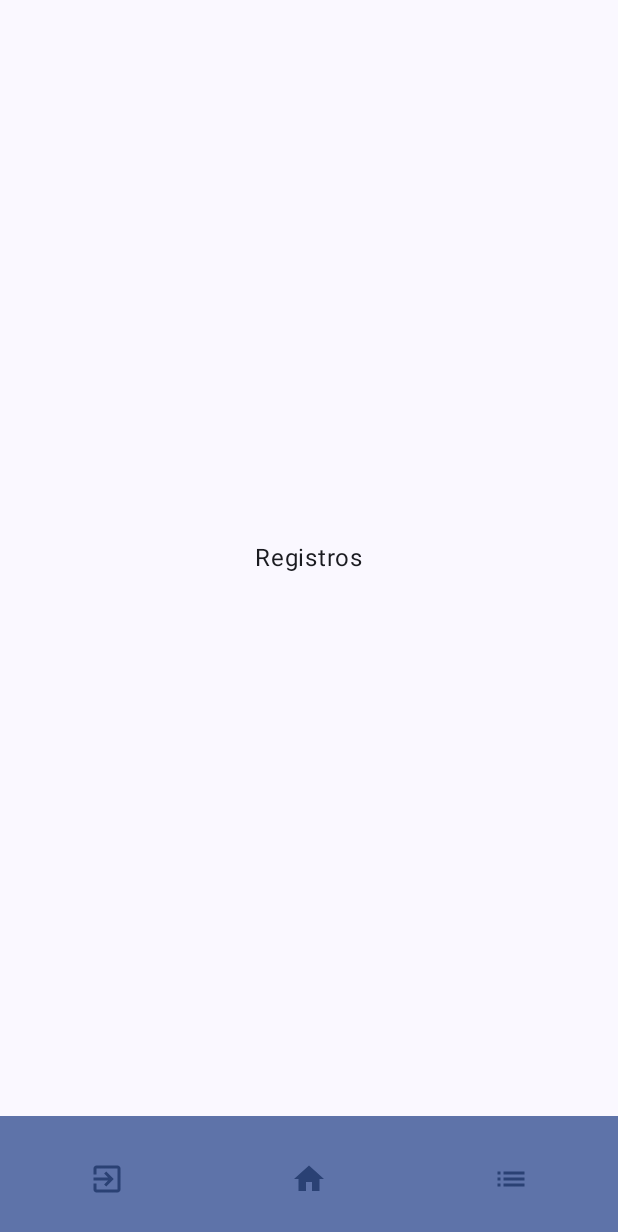
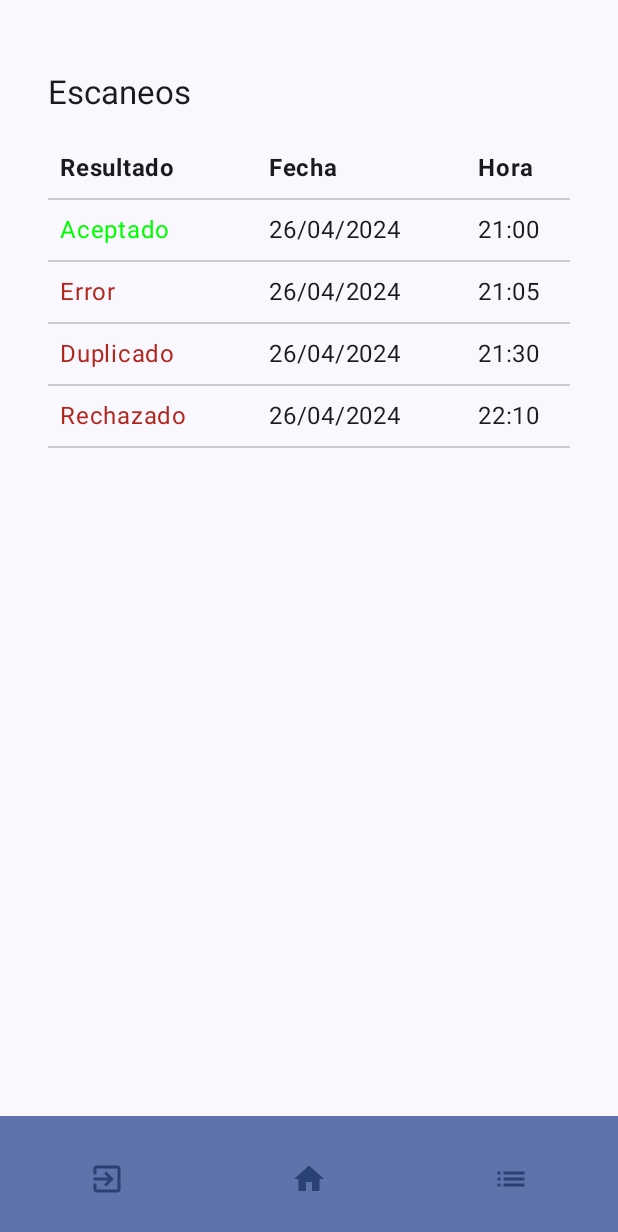
Before and after one commit to JSamuelAP/copytickets-app, an Android app built with Jetpack Compose: the LogsScreen screen opened through its navigation route, on a phone screen of 412 x 824 dp. Shown: the top 1232 px of the screen. Run offline under Robolectric (Android 15) with nearby library versions, the phone set to English and light mode, and no system bars; our stand-ins replace livedata-compose.

Commit message:
Mostrar historial de escaneos en la tabla

```diff
--- /dev/null
+++ b/app/src/main/java/com/example/copytickets/data/Escaneo.kt
@@ -0,0 +1,9 @@
+package com.example.copytickets.data
+
+data class Escaneo(
+    val id: Int,
+    val escaner: Int,
+    val fecha: String,
+    val hora: String,
+    val resultado: String
+)
--- a/app/src/main/java/com/example/copytickets/screens/LogsScreen.kt
+++ b/app/src/main/java/com/example/copytickets/screens/LogsScreen.kt
@@ -3,16 +3,28 @@ package com.example.copytickets.screens
 import androidx.compose.foundation.layout.Arrangement
 import androidx.compose.foundation.layout.Column
 import androidx.compose.foundation.layout.PaddingValues
+import androidx.compose.foundation.layout.Row
+import androidx.compose.foundation.layout.RowScope
 import androidx.compose.foundation.layout.fillMaxSize
+import androidx.compose.foundation.layout.fillMaxWidth
+import androidx.compose.foundation.layout.height
 import androidx.compose.foundation.layout.padding
+import androidx.compose.foundation.lazy.LazyColumn
+import androidx.compose.foundation.lazy.items
+import androidx.compose.material3.Divider
+import androidx.compose.material3.MaterialTheme
 import androidx.compose.material3.Scaffold
 import androidx.compose.material3.Text
 import androidx.compose.runtime.Composable
 import androidx.compose.ui.Alignment
 import androidx.compose.ui.Modifier
+import androidx.compose.ui.graphics.Color
+import androidx.compose.ui.text.font.FontWeight
 import androidx.compose.ui.tooling.preview.Preview
+import androidx.compose.ui.unit.dp
 import androidx.navigation.NavController
 import androidx.navigation.compose.rememberNavController
+import com.example.copytickets.data.Escaneo
 import com.example.copytickets.ui.components.BottomBar
 
 @Composable
@@ -20,13 +32,12 @@ fun LogsScreen(navController: NavController) {
     Scaffold(
         bottomBar = { BottomBar(navController) }
     ) { innerPadding ->
-        LogsContent(navController, innerPadding)
+        LogsContent(innerPadding)
     }
 }
 
 @Composable
 fun LogsContent(
-    navController: NavController,
     innerPadding: PaddingValues
 ) {
     Column(
@@ -36,8 +47,83 @@ fun LogsContent(
         verticalArrangement = Arrangement.Center,
         horizontalAlignment = Alignment.CenterHorizontally
     ) {
-        Text("Registros")
+        val data = listOf(
+            Escaneo(1, 1, "26/04/2024", "21:00", "Aceptado"),
+            Escaneo(2, 1, "26/04/2024", "21:05", "Error"),
+            Escaneo(3, 1, "26/04/2024", "21:30", "Duplicado"),
+            Escaneo(4, 1, "26/04/2024", "22:10", "Rechazado")
+        )
+        Text(
+            text = "Escaneos",
+            style = MaterialTheme.typography.titleLarge,
+            modifier = Modifier
+                .padding(top = 48.dp, start = 32.dp)
+                .align(Alignment.Start)
+        )
+        Table(escaneos = data)
     }
+}
+
+@Composable
+fun Table(
+    escaneos: List<Escaneo>,
+    modifier: Modifier = Modifier
+) {
+    val column1Weight = .4f
+    val column2Weight = .4f
+    val column3Weight = .2f
+
+    LazyColumn(
+        modifier
+            .fillMaxSize()
+            .padding(top = 16.dp, start = 32.dp, end = 32.dp)
+    ) {
+        item {
+            Row {
+                TableCell(text = "Resultado", weight = column1Weight, heading = true)
+                TableCell(text = "Fecha", weight = column2Weight, heading = true)
+                TableCell(text = "Hora", weight = column3Weight, heading = true)
+            }
+            Divider(
+                color = Color.LightGray, modifier = modifier
+                    .height(1.dp)
+                    .fillMaxWidth()
+            )
+        }
+        items(escaneos) {
+            val (_, _, fecha, hora, resultado) = it
+            Row(modifier.fillMaxWidth()) {
+                TableCell(text = resultado, weight = column1Weight)
+                TableCell(text = fecha, weight = column2Weight)
+                TableCell(text = hora, weight = column3Weight)
+            }
+            Divider(
+                color = Color.LightGray, modifier = modifier
+                    .height(1.dp)
+                    .fillMaxWidth()
+            )
+        }
+    }
+}
+
+@Composable
+fun RowScope.TableCell(
+    text: String,
+    weight: Float,
+    heading: Boolean = false
+) {
+    Text(
+        text = text,
+        fontWeight = if (heading) FontWeight.Bold else FontWeight.Normal,
+        color = when (text) {
+            "Aceptado" -> Color.Green
+            "Error", "Duplicado", "Rechazado" -> MaterialTheme.colorScheme.error
+            else -> MaterialTheme.colorScheme.onSurface
+        },
+        modifier = Modifier
+            .weight(weight)
+            .padding(8.dp)
+    )
 }
 
 @Preview(showBackground = true)
```
